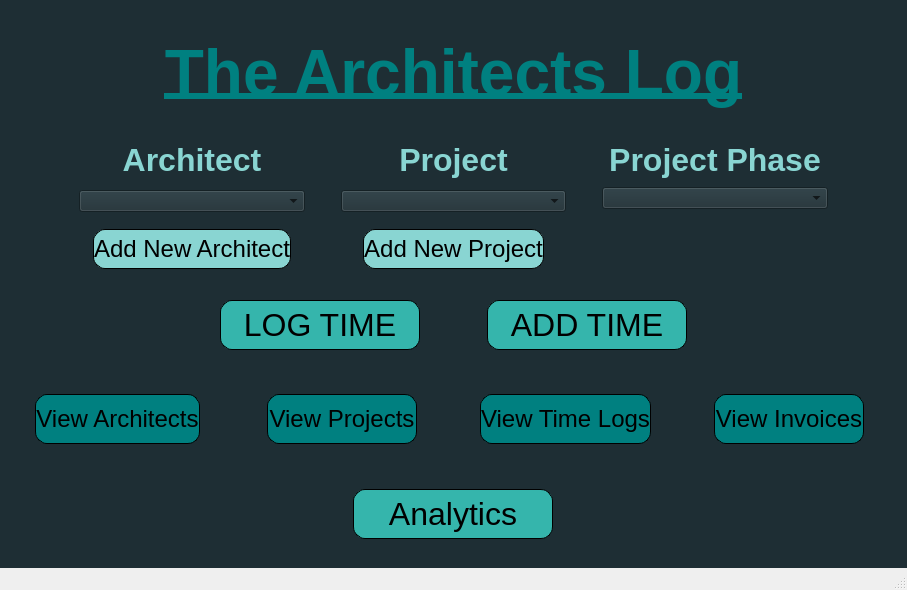
Qt form src/ui/MainWindow.ui (CanMatthewCode/ArchitectsLog) before a commit.
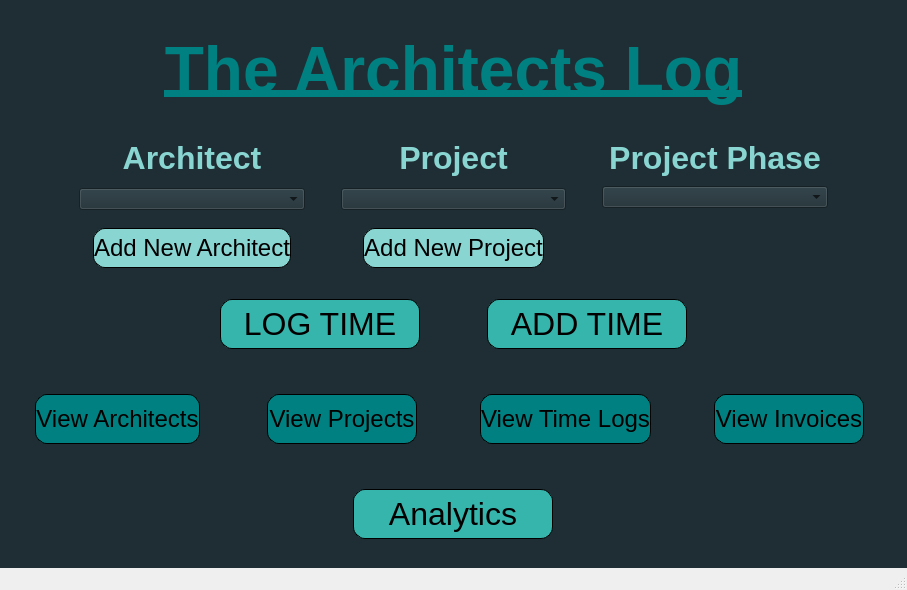
The same form after that commit.

The edit to the form file:
```diff
--- a/src/ui/MainWindow.ui
+++ b/src/ui/MainWindow.ui
@@ -38,6 +38,9 @@
 }</string>
    </property>
    <layout class="QVBoxLayout" name="verticalLayout">
+    <property name="topMargin">
+     <number>6</number>
+    </property>
     <item>
      <widget class="QLabel" name="theArchitectsLogLabel">
       <property name="minimumSize">
```
